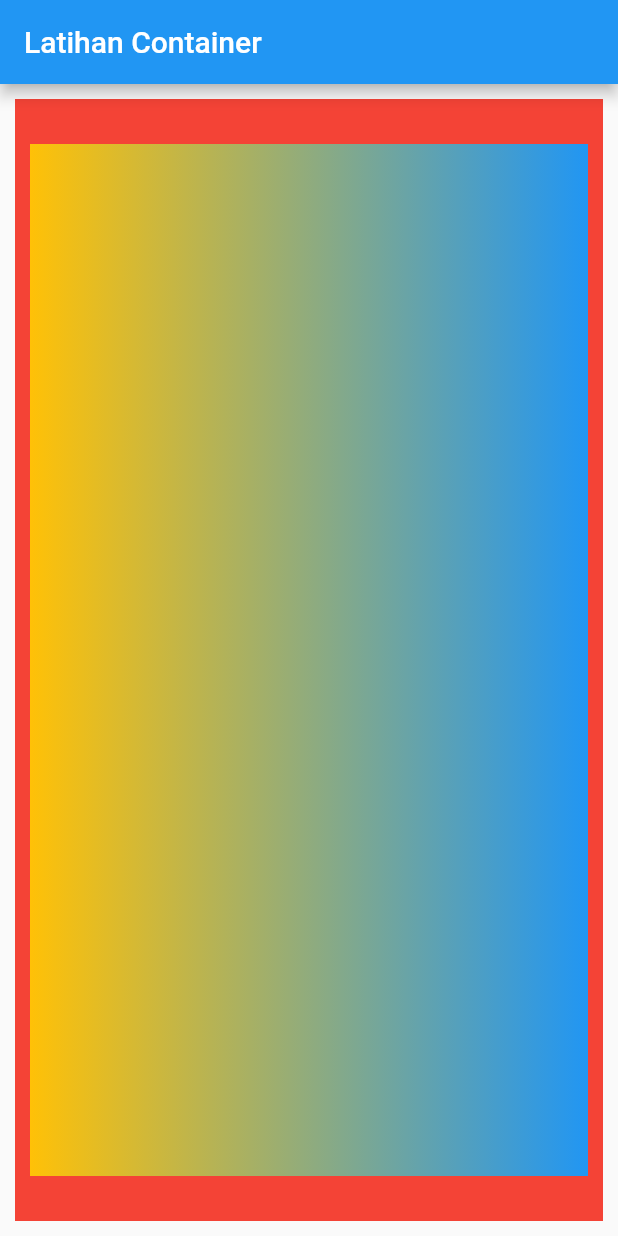
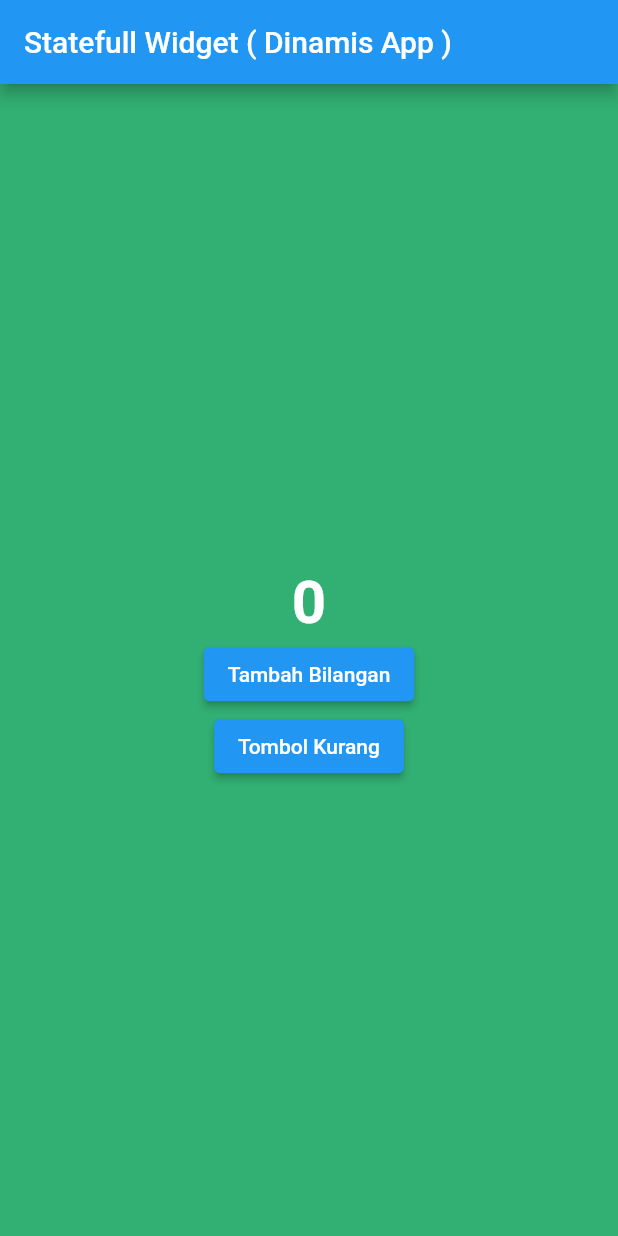
Before and after one commit to Rychhhh/flutter-docs-rayhan, a Flutter app: the screen it shows after launch, on a phone screen of 412 x 824 dp. Run offline on Flutter 3.47's test engine with Material 2 defaults, Android fonts, the phone set to English and light mode, and no system bars.

Commit message:
Add Stateless & Statefull Widget ( Membuat simple Count )

```diff
--- a/lib/main.dart
+++ b/lib/main.dart
@@ -67,22 +67,76 @@ void main() {
 // Margin Padding
 // Decoration - gradient
 
-class MyApp extends StatelessWidget {
+// class MyApp extends StatelessWidget {
+//   const MyApp({Key? key}) : super(key: key);
+
+//   @override
+//   Widget build(BuildContext context) {
+//     return MaterialApp(
+//         home: Scaffold(
+//             appBar: AppBar(title: Text("Latihan Container")),
+//             body: Container(
+//                 color: Colors.red,
+//                 margin: EdgeInsets.all(10),
+//                 padding: EdgeInsets.fromLTRB(10, 30, 10, 30),
+//                 child: Container(
+//                   decoration: BoxDecoration(
+//                       gradient: LinearGradient(
+//                           begin: Alignment.topLeft,
+//                           end: Alignment.bottomRight,
+//                           colors: <Color>[Colors.amber, Colors.blue])),
+//                 ))));
+//   }
+// }
+
+// Stateless & Statefull Widget
+// Stateless = State yang bersifat static atau tidak berubah2
+// Statefull = State yang bersifat dinamis atau bisa diubah2
+
+class MyApp extends StatefulWidget {
   const MyApp({Key? key}) : super(key: key);
+
+  @override
+  State<MyApp> createState() => MyAppState();
+}
+
+class MyAppState extends State<MyApp> {
+  int number = 0;
+
+  void tekanTombol() {
+    setState(() {
+      number = number + 1;
+    });
+  }
+
+  void tombolKurang() {
+    setState(() {
+      number = number - 1;
+    });
+  }
 
   @override
   Widget build(BuildContext context) {
     return MaterialApp(
         home: Scaffold(
-            appBar: AppBar(title: Text("Latihan Container")),
-            body: Container(
-                color: Colors.red,
-                margin: EdgeInsets.all(10),
-                padding: EdgeInsets.fromLTRB(10, 30, 10, 30),
-                child: Container(
-                  decoration: BoxDecoration(
-                      gradient: LinearGradient(
-                          colors: <Color>[Colors.amber, Colors.blue])),
-                ))));
+      appBar: AppBar(title: Text("Statefull Widget ( Dinamis App )")),
+      body: Container(
+        color: Color.fromARGB(255, 50, 175, 115),
+        alignment: Alignment.center,
+        padding: EdgeInsets.only(top: 20),
+        child: Column(mainAxisAlignment: MainAxisAlignment.center, children: [
+          Text(number.toString(),
+              style: TextStyle(
+                  color: Colors.white,
+                  fontWeight: FontWeight.bold,
+                  fontSize: 40 + number.toDouble())),
+          ElevatedButton(
+            child: Text("Tambah Bilangan"),
+            onPressed: tekanTombol,
+          ),
+          ElevatedButton(onPressed: tombolKurang, child: Text("Tombol Kurang"))
+        ]),
+      ),
+    ));
   }
 }
```
